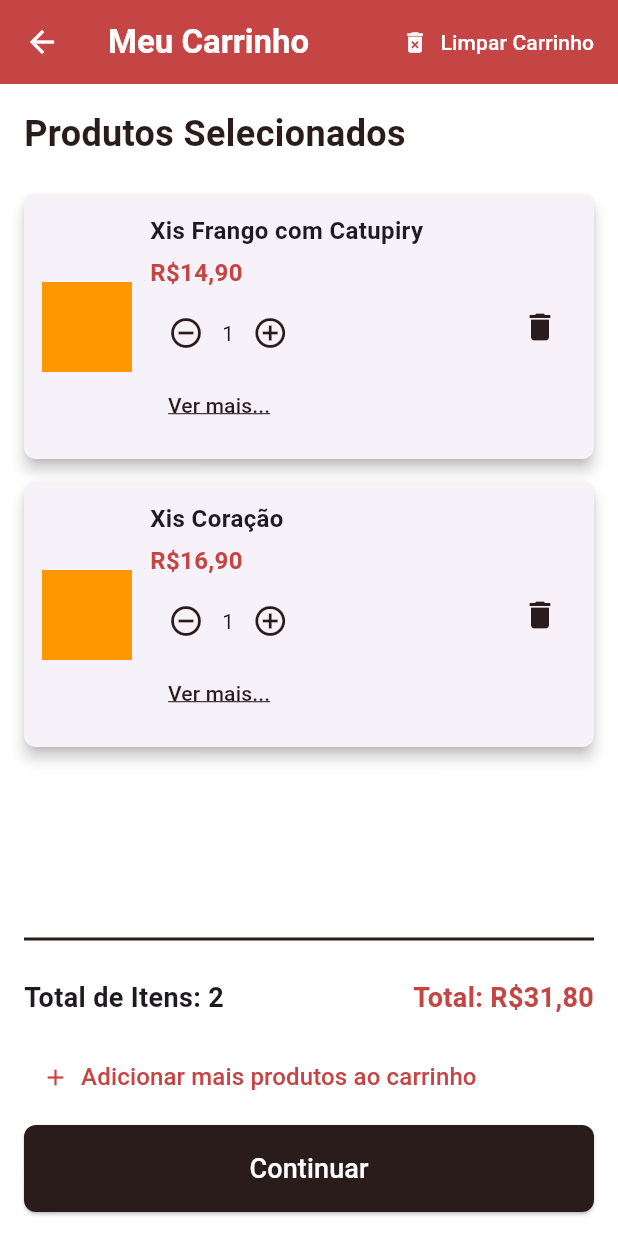
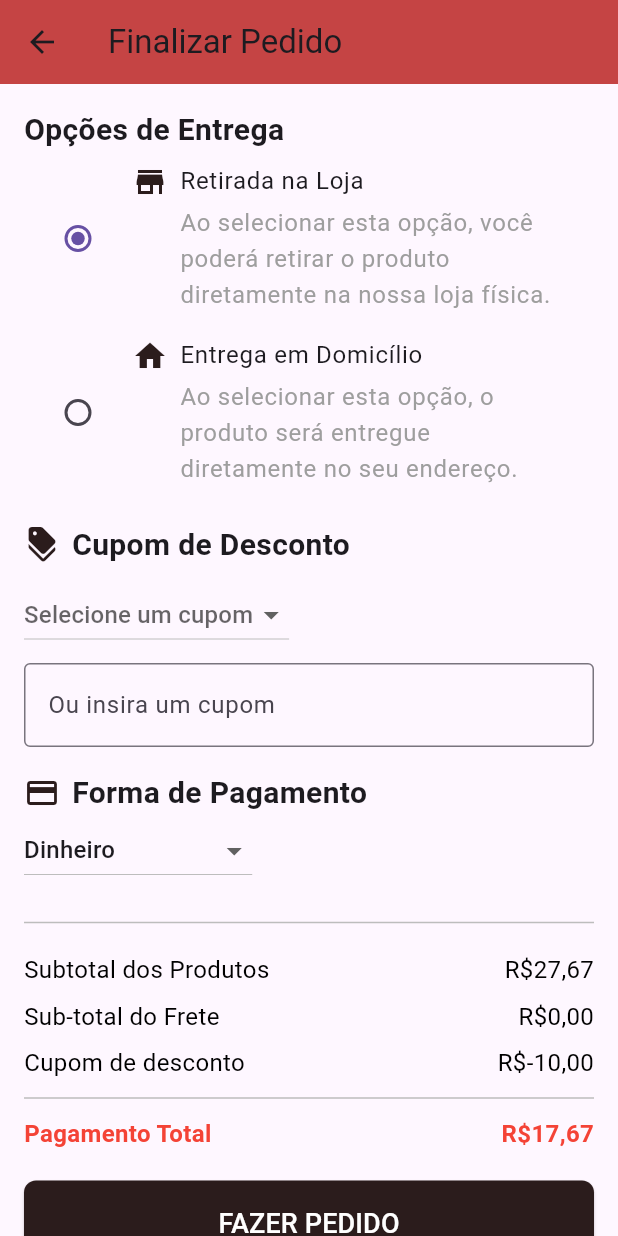
Before and after one commit to NicollasSilvaG/projeto_pizza_moblie, a Flutter app: the CarrinhoScreen screen opened by its route, after a tap on "Continuar", on a phone screen of 412 x 824 dp. Run offline on Flutter 3.47's test engine with Material 3 defaults, Android fonts, the phone set to English and light mode, and no system bars; our stand-ins replace flutter_secure_storage, mask_text_input_formatter; accounts and stored records are empty.

Commit message:
Implementa a tela FinalizarPedidoScreen

```diff
--- a/lib/main.dart
+++ b/lib/main.dart
@@ -1,5 +1,6 @@
 import 'package:dom_pizzaria_moblie/screens/carrinho.dart';
 import 'package:dom_pizzaria_moblie/screens/cupons.dart';
+import 'package:dom_pizzaria_moblie/screens/finalizar_pedido.dart';
 import 'package:dom_pizzaria_moblie/screens/pedidos.dart';
 import 'package:flutter/material.dart';
 import 'screens/cadastro_cliente.dart';
@@ -26,6 +27,7 @@ class MyApp extends StatelessWidget {
         '/pedidos': (context) => const PedidosUsuarioScreen(),
         '/cupons' : (context) => const CuponsScreen(),
         '/carrinho' : (context) => const CarrinhoScreen(),
+        '/finalizar_pedido' : (context) => const FinalizarPedidoScreen(),
       },
     );
   }
--- a/lib/screens/carrinho.dart
+++ b/lib/screens/carrinho.dart
@@ -63,12 +63,12 @@ class _CarrinhoScreenState extends State<CarrinhoScreen> {
         child: Column(
           crossAxisAlignment: CrossAxisAlignment.start,
           children: [
-            Text(
+            const Text(
               'Produtos Selecionados',  // Cor alterada para Color(0xFF2B1C1C)
-              style: const TextStyle(
+              style: TextStyle(
                 fontSize: 24,
                 fontWeight: FontWeight.bold,
-                color: Color(0xFF2B1C1C),
+                color: Color(0xFFC54444),
               ),
             ),
             const SizedBox(height: 16),
@@ -123,7 +123,7 @@ class _CarrinhoScreenState extends State<CarrinhoScreen> {
 
             ElevatedButton(
               onPressed: () {
-                // Lógica para continuar com o pedido
+                Navigator.pushNamed(context, '/finalizar_pedido');
               },
               style: ElevatedButton.styleFrom(
                 backgroundColor: const Color(0xFF2B1C1C),  // Cor alterada para o valor especificado
--- /dev/null
+++ b/lib/screens/finalizar_pedido.dart
@@ -0,0 +1,320 @@
+import 'package:flutter/material.dart';
+
+class FinalizarPedidoScreen extends StatefulWidget {
+  const FinalizarPedidoScreen({super.key});
+
+  @override
+  _FinalizarPedidoScreenState createState() => _FinalizarPedidoScreenState();
+}
+
+class _FinalizarPedidoScreenState extends State<FinalizarPedidoScreen> {
+  bool isDelivery = false;
+  final TextEditingController _couponController = TextEditingController();
+  final TextEditingController _addressPopupController = TextEditingController();
+  double deliveryFee = 5.00;
+  String paymentMethod = 'Dinheiro';
+
+  // Dados estáticos de endereço (exemplo)
+  String userAddress = 'Heloísa Ribeiro\n(+55) 11 99150-3750\nR PH Guilherme B Sabino, 1347, 41, São Paulo, São Paulo, 04678-002';
+
+  // Lista de cupons resgatados
+  List<String> userCoupons = ['CUPOM10', 'DESCONTO5', 'FRETEGRATIS'];
+  String? selectedCoupon;
+
+  // Dados do pedido
+  double productSubtotal = 27.67;
+  double couponDiscount = 10.00;
+
+  void _showEditAddressPopup() {
+    _addressPopupController.text = userAddress;
+
+    showDialog(
+      context: context,
+      builder: (BuildContext context) {
+        return AlertDialog(
+          title: const Text("Editar Endereço"),
+          content: TextField(
+            controller: _addressPopupController,
+            maxLines: 4,
+            decoration: const InputDecoration(
+              border: OutlineInputBorder(),
+              labelText: 'Endereço',
+            ),
+          ),
+          actions: <Widget>[
+            TextButton(
+              child: const Text("Cancelar"),
+              onPressed: () {
+                Navigator.of(context).pop();
+              },
+            ),
+            TextButton(
+              child: const Text("Salvar"),
+              onPressed: () {
+                setState(() {
+                  userAddress = _addressPopupController.text;
+                });
+                Navigator.of(context).pop();
+              },
+            ),
+          ],
+        );
+      },
+    );
+  }
+
+  @override
+  Widget build(BuildContext context) {
+    double totalPayment = productSubtotal + (isDelivery ? deliveryFee : 0) - couponDiscount;
+
+    return Scaffold(
+      appBar: AppBar(
+        title: const Text('Finalizar Pedido'),
+        backgroundColor: const Color(0xFFC54444),
+      ),
+      body: SingleChildScrollView(
+        padding: const EdgeInsets.all(16.0),
+        child: Column(
+          crossAxisAlignment: CrossAxisAlignment.start,
+          children: [
+            // Opções de Retirada ou Entrega
+            const Text(
+              'Opções de Entrega',
+              style: TextStyle(fontSize: 20, fontWeight: FontWeight.bold),
+            ),
+            RadioListTile(
+              title: const Column(
+                crossAxisAlignment: CrossAxisAlignment.start,
+                children: [
+                  Row(
+                    children: [
+                      Icon(Icons.store, color: Color(0xFF2B1C1C)),
+                      SizedBox(width: 8),
+                      Text('Retirada na Loja'),
+                    ],
+                  ),
+                  Padding(
+                    padding: EdgeInsets.only(left: 32.0, top: 4.0),
+                    child: Text(
+                      'Ao selecionar esta opção, você poderá retirar o produto diretamente na nossa loja física.',
+                      style: TextStyle(color: Colors.grey),
+                    ),
+                  ),
+                ],
+              ),
+              value: false,
+              groupValue: isDelivery,
+              onChanged: (bool? value) {
+                setState(() {
+                  isDelivery = value ?? false;
+                });
+              },
+            ),
+            RadioListTile(
+              title: const Column(
+                crossAxisAlignment: CrossAxisAlignment.start,
+                children: [
+                  Row(
+                    children: [
+                      Icon(Icons.home, color: Color(0xFF2B1C1C)),
+                      SizedBox(width: 8),
+                      Text('Entrega em Domicílio'),
+                    ],
+                  ),
+                  Padding(
+                    padding: EdgeInsets.only(left: 32.0, top: 4.0),
+                    child: Text(
+                      'Ao selecionar esta opção, o produto será entregue diretamente no seu endereço.',
+                      style: TextStyle(color: Colors.grey),
+                    ),
+                  ),
+                ],
+              ),
+              value: true,
+              groupValue: isDelivery,
+              onChanged: (bool? value) {
+                setState(() {
+                  isDelivery = value ?? true;
+                });
+              },
+            ),
+
+            if (isDelivery) ...[
+              const SizedBox(height: 16),
+              // Exibição do endereço com botão Editar
+              Row(
+                mainAxisAlignment: MainAxisAlignment.spaceBetween,
+                children: [
+                  const Text(
+                    'Endereço de Entrega',
+                    style: TextStyle(fontSize: 16, fontWeight: FontWeight.bold),
+                  ),
+                  TextButton(
+                    onPressed: _showEditAddressPopup,
+                    child: const Text(
+                      "EDITAR",
+                      style: TextStyle(color: Colors.blue),
+                    ),
+                  ),
+                ],
+              ),
+              Container(
+                padding: const EdgeInsets.all(12),
+                decoration: BoxDecoration(
+                  color: Colors.grey[200],
+                  borderRadius: BorderRadius.circular(8),
+                ),
+                child: Text(
+                  userAddress,
+                  style: const TextStyle(fontSize: 16),
+                ),
+              ),
+              const SizedBox(height: 8),
+              Text(
+                'Taxa de Entrega: R\$${deliveryFee.toStringAsFixed(2).replaceAll('.', ',')}',
+                style: const TextStyle(fontSize: 16, fontWeight: FontWeight.bold),
+              ),
+            ],
+
+            const SizedBox(height: 16),
+
+            // Seleção de Cupom de Desconto
+            const Row(
+              children: [
+                Icon(Icons.discount, color: Color(0xFF2B1C1C)),
+                SizedBox(width: 8),
+                Text(
+                  'Cupom de Desconto',
+                  style: TextStyle(fontSize: 20, fontWeight: FontWeight.bold),
+                ),
+              ],
+            ),
+            const SizedBox(height: 8),
+            DropdownButton<String>(
+              hint: const Text("Selecione um cupom"),
+              value: selectedCoupon,
+              items: userCoupons.map((String coupon) {
+                return DropdownMenuItem<String>(
+                  value: coupon,
+                  child: Text(coupon),
+                );
+              }).toList(),
+              onChanged: (String? newCoupon) {
+                setState(() {
+                  selectedCoupon = newCoupon;
+                  _couponController.text = newCoupon ?? '';
+                });
+              },
+            ),
+            const SizedBox(height: 8),
+            TextField(
+              controller: _couponController,
+              decoration: const InputDecoration(
+                labelText: 'Ou insira um cupom',
+                border: OutlineInputBorder(),
+              ),
+              onChanged: (text) {
+                setState(() {
+                  selectedCoupon = null;
+                });
+              },
+            ),
+
+            const SizedBox(height: 16),
+
+            // Opções de Pagamento
+            const Row(
+              children: [
+                Icon(Icons.payment, color: Color(0xFF2B1C1C)),
+                SizedBox(width: 8),
+                Text(
+                  'Forma de Pagamento',
+                  style: TextStyle(fontSize: 20, fontWeight: FontWeight.bold),
+                ),
+              ],
+            ),
+            DropdownButton<String>(
+              value: paymentMethod,
+              items: <String>['Dinheiro', 'Cartão de Crédito', 'Cartão de Débito'].map((String method) {
+                return DropdownMenuItem<String>(
+                  value: method,
+                  child: Text(method),
+                );
+              }).toList(),
+              onChanged: (String? newMethod) {
+                setState(() {
+                  paymentMethod = newMethod ?? 'Dinheiro';
+                });
+              },
+            ),
+
+            const SizedBox(height: 16),
+
+            // Resumo do Pedido
+            Divider(color: Colors.grey[400]),
+            const SizedBox(height: 8),
+            Column(
+              crossAxisAlignment: CrossAxisAlignment.start,
+              children: [
+                _buildSummaryRow("Subtotal dos Produtos", productSubtotal),
+                _buildSummaryRow("Sub-total do Frete", isDelivery ? deliveryFee : 0),
+                _buildSummaryRow("Cupom de desconto", -couponDiscount),
+                Divider(color: Colors.grey[400]),
+                _buildSummaryRow("Pagamento Total", totalPayment, isTotal: true),
+              ],
+            ),
+
+            const SizedBox(height: 16),
+
+            // Botão para Confirmar Pedido
+            ElevatedButton(
+              onPressed: () {
+                // Lógica para confirmar o pedido
+              },
+              style: ElevatedButton.styleFrom(
+                backgroundColor: const Color(0xFF2B1C1C),
+                padding: const EdgeInsets.symmetric(vertical: 16.0),
+                shape: RoundedRectangleBorder(
+                  borderRadius: BorderRadius.circular(8.0),
+                ),
+              ),
+              child: const Center(
+                child: Text(
+                  'FAZER PEDIDO',
+                  style: TextStyle(fontSize: 18, color: Colors.white),
+                ),
+              ),
+            ),
+          ],
+        ),
+      ),
+    );
+  }
+
+  Widget _buildSummaryRow(String label, double value, {bool isTotal = false}) {
+    return Padding(
+      padding: const EdgeInsets.symmetric(vertical: 4.0),
+      child: Row(
+        mainAxisAlignment: MainAxisAlignment.spaceBetween,
+        children: [
+          Text(
+            label,
+            style: TextStyle(
+              fontSize: 16,
+              fontWeight: isTotal ? FontWeight.bold : FontWeight.normal,
+              color: isTotal ? Colors.red : Colors.black,
+            ),
+          ),
+          Text(
+            "R\$${value.toStringAsFixed(2).replaceAll('.', ',')}",
+            style: TextStyle(
+              fontSize: 16,
+              fontWeight: isTotal ? FontWeight.bold : FontWeight.normal,
+              color: isTotal ? Colors.red : Colors.black,
+            ),
+          ),
+        ],
+      ),
+    );
+  }
+}
```
